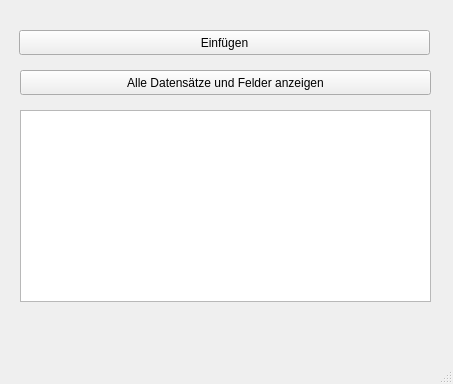
Qt form DatenbankSQLitePro/mainwindow.ui (sterniR/Qt) before a commit.
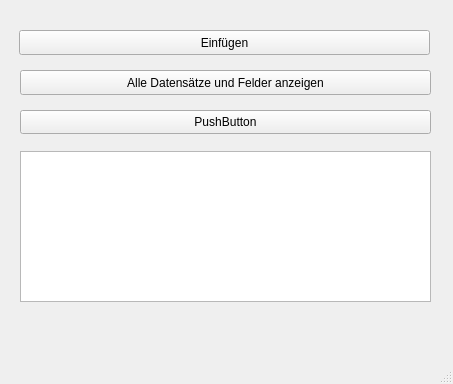
The same form after that commit.

Patch:
```diff
--- a/DatenbankSQLitePro/mainwindow.ui
+++ b/DatenbankSQLitePro/mainwindow.ui
@@ -18,9 +18,9 @@
     <property name="geometry">
      <rect>
       <x>20</x>
-      <y>110</y>
+      <y>151</y>
       <width>411</width>
-      <height>192</height>
+      <height>151</height>
      </rect>
     </property>
    </widget>
@@ -50,6 +50,19 @@
      <string>Alle Datensätze und Felder anzeigen</string>
     </property>
    </widget>
+   <widget class="QPushButton" name="CmdAuswaehlen">
+    <property name="geometry">
+     <rect>
+      <x>20</x>
+      <y>110</y>
+      <width>411</width>
+      <height>24</height>
+     </rect>
+    </property>
+    <property name="text">
+     <string>PushButton</string>
+    </property>
+   </widget>
   </widget>
   <widget class="QMenuBar" name="menubar">
    <property name="geometry">
```
Left out of the diff: 2 changed lines with no effect on the pictures.
